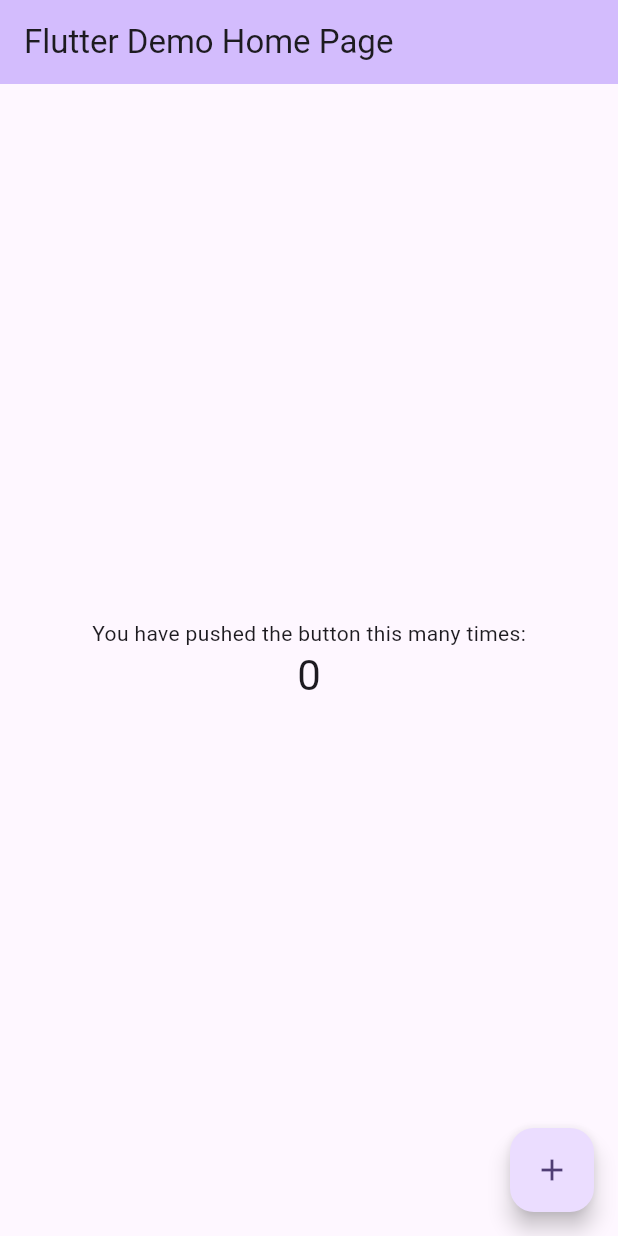
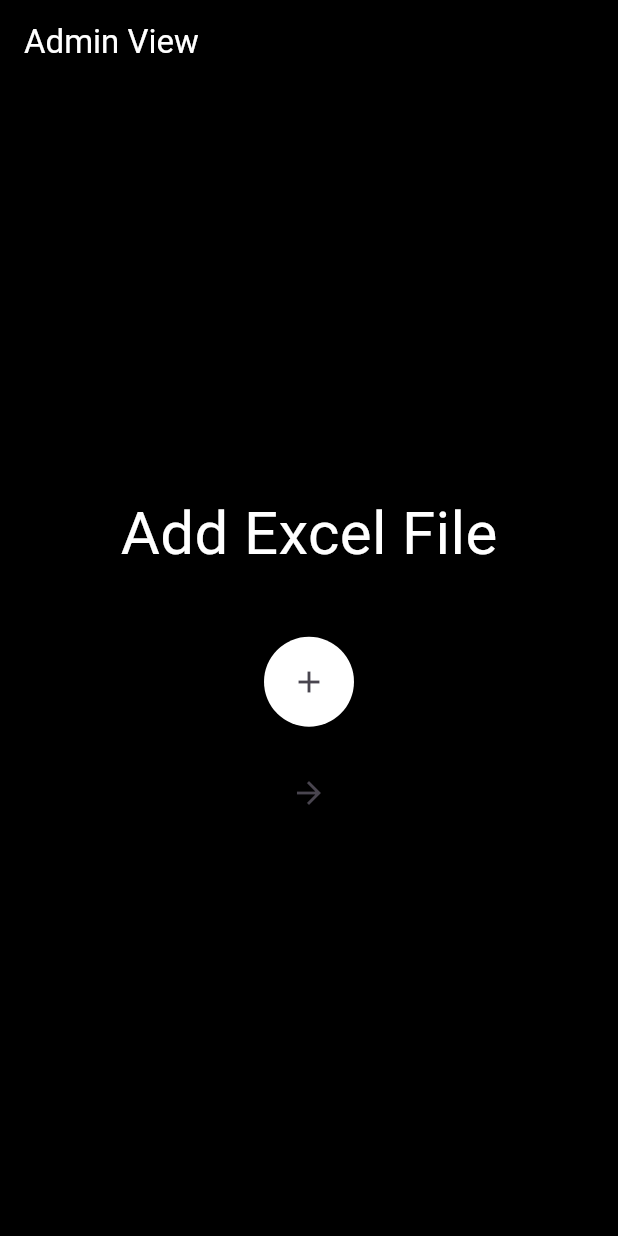
Before and after one commit to GeorgeNasser19/salam_school, a Flutter app: the screen it shows after launch, on a phone screen of 412 x 824 dp. Run offline on Flutter 3.47's test engine with Material 3 defaults, Android fonts, the light colour scheme and no system bars; our stand-ins replace bloc, cloud_firestore, dartz, equatable, file_picker, firebase_core and 2 more; missing offline and left inert: excel; accounts and stored records are empty.

Commit message:
updata some issue

```diff
--- a/lib/feature/result_student/data/model/execl_model.dart
+++ b/lib/feature/result_student/data/model/execl_model.dart
@@ -0,0 +1,41 @@
+import 'package:excel/excel.dart';
+
+class ExeclModel {
+  final String studentId;
+  final String studentName;
+  final int grade; // Add the grade field
+  final Map<String, int> subjects;
+
+  ExeclModel({
+    required this.studentId,
+    required this.studentName,
+    required this.grade, // Include grade in constructor
+    required this.subjects,
+  });
+
+  factory ExeclModel.fromExcelRow(List<Data?> row, List<String> subjectNames) {
+    Map<String, int> subjects = {};
+
+    for (int i = 0; i < subjectNames.length; i++) {
+      subjects[subjectNames[i]] =
+          int.tryParse(row[i + 3]?.value.toString() ?? '0') ??
+              0; // Adjust index for subjects
+    }
+
+    return ExeclModel(
+      studentId: row[0]?.value.toString() ?? '', // ID
+      studentName: row[1]?.value.toString() ?? '', // Name
+      grade: int.tryParse(row[2]?.value.toString() ?? '0') ?? 0, // Grade
+      subjects: subjects,
+    );
+  }
+
+  Map<String, dynamic> toJson() {
+    return {
+      'student_id': studentId,
+      'name': studentName,
+      'grade': grade, // Include grade in JSON
+      'subjects': subjects,
+    };
+  }
+}
--- a/lib/feature/result_student/domain/mangemant_repo.dart
+++ b/lib/feature/result_student/domain/mangemant_repo.dart
@@ -0,0 +1,8 @@
+import 'dart:typed_data';
+
+import 'package:dartz/dartz.dart';
+
+abstract class MangemantRepo {
+  Future<Either<String, dynamic>> setData(Uint8List filepath);
+  Future<Either<String, dynamic>> fetchData(String studentID);
+}
--- /dev/null
+++ b/lib/feature/result_student/presentation/cubits/fetch_data_cubit/cubit/fetch_data_cubit.dart
@@ -0,0 +1,24 @@
+import 'package:bloc/bloc.dart';
+import 'package:equatable/equatable.dart';
+
+import '../../../../data/mangemant_repo_imp.dart';
+import '../../../../data/model/execl_model.dart';
+
+part 'fetch_data_state.dart';
+
+class FetchDataCubit extends Cubit<FetchDataState> {
+  FetchDataCubit(this.mangemantRepoImp) : super(FetchDataStateInitial());
+
+  final MangemantRepoImp mangemantRepoImp;
+
+  Future<void> fetchData(String studentId) async {
+    emit(FetchDataStateLoading());
+
+    final result = await mangemantRepoImp.fetchData(studentId);
+
+    result.fold(
+      (failure) => emit(FetchDataStateFailure(failure)),
+      (student) => emit(FetchDataStateSuccess(student)),
+    );
+  }
+}
--- /dev/null
+++ b/lib/feature/result_student/presentation/cubits/fetch_data_cubit/cubit/fetch_data_state.dart
@@ -0,0 +1,30 @@
+part of 'fetch_data_cubit.dart';
+
+sealed class FetchDataState extends Equatable {
+  const FetchDataState();
+
+  @override
+  List<Object> get props => [];
+}
+
+class FetchDataStateInitial extends FetchDataState {}
+
+class FetchDataStateLoading extends FetchDataState {}
+
+class FetchDataStateSuccess extends FetchDataState {
+  final ExeclModel student;
+
+  const FetchDataStateSuccess(this.student);
+
+  @override
+  List<Object> get props => [student];
+}
+
+class FetchDataStateFailure extends FetchDataState {
+  final String error;
+
+  const FetchDataStateFailure(this.error);
+
+  @override
+  List<Object> get props => [error];
+}
--- a/lib/feature/result_student/presentation/cubits/set_date_cubit/set_data_cubit.dart
+++ b/lib/feature/result_student/presentation/cubits/set_date_cubit/set_data_cubit.dart
@@ -0,0 +1,26 @@
+import 'dart:typed_data';
+
+import 'package:bloc/bloc.dart';
+import 'package:equatable/equatable.dart';
+
+import '../../../data/mangemant_repo_imp.dart';
+import '../../../data/model/execl_model.dart';
+
+part 'set_data_state.dart';
+
+class SetDataCubit extends Cubit<SetDataState> {
+  SetDataCubit(this.mangemantRepoImp) : super(SetDataInitial());
+
+  final MangemantRepoImp mangemantRepoImp;
+
+  Future<void> setData(Uint8List filepath) async {
+    emit(SetDataLoading());
+
+    final result = await mangemantRepoImp.setData(filepath);
+
+    result.fold(
+      (failure) => emit(SetDataFailure(failure)),
+      (student) => emit(SetDataSuccess(student)),
+    );
+  }
+}
--- a/lib/feature/result_student/presentation/cubits/set_date_cubit/set_data_state.dart
+++ b/lib/feature/result_student/presentation/cubits/set_date_cubit/set_data_state.dart
@@ -0,0 +1,30 @@
+part of 'set_data_cubit.dart';
+
+abstract class SetDataState extends Equatable {
+  const SetDataState();
+
+  @override
+  List<Object> get props => [];
+}
+
+class SetDataInitial extends SetDataState {}
+
+class SetDataLoading extends SetDataState {}
+
+class SetDataSuccess extends SetDataState {
+  final List<ExeclModel> students;
+
+  const SetDataSuccess(this.students);
+
+  @override
+  List<Object> get props => [students];
+}
+
+class SetDataFailure extends SetDataState {
+  final String error;
+
+  const SetDataFailure(this.error);
+
+  @override
+  List<Object> get props => [error];
+}
--- a/lib/feature/result_student/presentation/views/admin_view.dart
+++ b/lib/feature/result_student/presentation/views/admin_view.dart
@@ -0,0 +1,123 @@
+import 'dart:typed_data';
+
+import 'package:cloud_firestore/cloud_firestore.dart';
+import 'package:file_picker/file_picker.dart';
+import 'package:flutter/material.dart';
+import 'package:flutter_bloc/flutter_bloc.dart';
+import 'package:salam_school/feature/result_student/presentation/views/serch_view.dart';
+
+import '../../data/mangemant_repo_imp.dart';
+import '../cubits/fetch_data_cubit/cubit/fetch_data_cubit.dart';
+import '../cubits/set_date_cubit/set_data_cubit.dart';
+
+class AdminView extends StatelessWidget {
+  const AdminView({super.key, required this.mangemantRepoImp});
+
+  final MangemantRepoImp mangemantRepoImp;
+
+  @override
+  Widget build(BuildContext context) {
+    return BlocProvider(
+      create: (context) => SetDataCubit(mangemantRepoImp),
+      child: Scaffold(
+        appBar: AppBar(
+          backgroundColor: Colors.black,
+          title: const Text(
+            'Admin View',
+            style: TextStyle(color: Colors.white),
+          ),
+        ),
+        body: Center(
+          child: Column(
+            mainAxisAlignment: MainAxisAlignment.center,
+            children: [
+              const Text(
+                "Add Excel File",
+                style: TextStyle(color: Colors.white, fontSize: 40),
+              ),
+              const SizedBox(
+                height: 40,
+              ),
+              BlocBuilder<SetDataCubit, SetDataState>(
+                builder: (context, state) {
+                  if (state is SetDataLoading) {
+                    return const CircularProgressIndicator();
+                  } else if (state is SetDataFailure) {
+                    return Column(
+                      children: [
+                        const Icon(Icons.close, color: Colors.red, size: 60),
+                        const SizedBox(height: 10),
+                        Text(
+                          'Error: ${state.error}',
+                          style: const TextStyle(color: Colors.red),
+                        ),
+                      ],
+                    );
+                  } else if (state is SetDataSuccess) {
+                    return const Column(
+                      children: [
+                        Icon(Icons.check, color: Colors.green, size: 60),
+                        SizedBox(height: 10),
+                        Text(
+                          'File uploaded successfully!',
+                          style: TextStyle(color: Colors.green, fontSize: 16),
+                        ),
+                      ],
+                    );
+                  }
+                  return Container(
+                    width: 60,
+                    height: 60,
+                    decoration: BoxDecoration(
+                      borderRadius: BorderRadius.circular(30),
+                      color: Colors.white,
+                    ),
+                    child: IconButton(
+                      onPressed: () async {
+                        FilePickerResult? result = await FilePicker.platform
+                            .pickFiles(
+                                type: FileType.custom,
+                                allowedExtensions: ['xlsx', 'xls']);
+
+                        if (result != null) {
+                          Uint8List? fileBytes = result.files.single.bytes;
+
+                          if (fileBytes != null) {
+                            // ignore: use_build_context_synchronously
+                            context.read<SetDataCubit>().setData(fileBytes);
+                          }
+                        } else {
+                          // ignore: use_build_context_synchronously
+                          ScaffoldMessenger.of(context).showSnackBar(
+                            const SnackBar(content: Text('No file selected.')),
+                          );
+                        }
+                      },
+                      icon: const Icon(Icons.add),
+                    ),
+                  );
+                },
+              ),
+              const SizedBox(height: 20),
+              IconButton(
+                onPressed: () {
+                  Navigator.push(
+                    context,
+                    MaterialPageRoute(
+                      builder: (context) => BlocProvider(
+                        create: (context) => FetchDataCubit(
+                            MangemantRepoImp(FirebaseFirestore.instance)),
+                        child: const SearchView(),
+                      ),
+                    ),
+                  );
+                },
+                icon: const Icon(Icons.arrow_forward_sharp),
+              ),
+            ],
+          ),
+        ),
+      ),
+    );
+  }
+}
--- a/lib/main.dart
+++ b/lib/main.dart
@@ -1,125 +1,42 @@
+import 'package:cloud_firestore/cloud_firestore.dart';
+import 'package:firebase_core/firebase_core.dart';
 import 'package:flutter/material.dart';
+import 'package:flutter_screenutil/flutter_screenutil.dart';
+import 'package:salam_school/firebase_options.dart';
 
-void main() {
+import 'feature/result_student/data/mangemant_repo_imp.dart';
+import 'feature/result_student/presentation/views/admin_view.dart';
+
+Future<void> main() async {
+  WidgetsFlutterBinding.ensureInitialized();
+  await ScreenUtil.ensureScreenSize();
+  await Firebase.initializeApp(
+    options: DefaultFirebaseOptions.currentPlatform,
+  );
   runApp(const MyApp());
 }
 
 class MyApp extends StatelessWidget {
   const MyApp({super.key});
 
-  // This widget is the root of your application.
   @override
   Widget build(BuildContext context) {
-    return MaterialApp(
-      title: 'Flutter Demo',
-      theme: ThemeData(
-        // This is the theme of your application.
-        //
-        // TRY THIS: Try running your application with "flutter run". You'll see
-        // the application has a purple toolbar. Then, without quitting the app,
-        // try changing the seedColor in the colorScheme below to Colors.green
-        // and then invoke "hot reload" (save your changes or press the "hot
-        // reload" button in a Flutter-supported IDE, or press "r" if you used
-        // the command line to start the app).
-        //
-        // Notice that the counter didn't reset back to zero; the application
-        // state is not lost during the reload. To reset the state, use hot
-        // restart instead.
-        //
-        // This works for code too, not just values: Most code changes can be
-        // tested with just a hot reload.
-        colorScheme: ColorScheme.fromSeed(seedColor: Colors.deepPurple),
-        useMaterial3: true,
-      ),
-      home: const MyHomePage(title: 'Flutter Demo Home Page'),
+    return ScreenUtilInit(
+      designSize: const Size(360, 690),
+      minTextAdapt: true,
+      splitScreenMode: true,
+      builder: (_, child) {
+        return MaterialApp(
+          title: 'Result Management',
+          theme: ThemeData(scaffoldBackgroundColor: Colors.black),
+          themeMode: ThemeMode.light,
+          routes: const {},
+          home: AdminView(
+            mangemantRepoImp: MangemantRepoImp(FirebaseFirestore.instance),
+          ),
+          debugShowCheckedModeBanner: false,
+        );
+      },
     );
   }
 }
-
-class MyHomePage extends StatefulWidget {
-  const MyHomePage({super.key, required this.title});
-
-  // This widget is the home page of your application. It is stateful, meaning
-  // that it has a State object (defined below) that contains fields that affect
-  // how it looks.
-
-  // This class is the configuration for the state. It holds the values (in this
-  // case the title) provided by the parent (in this case the App widget) and
-  // used by the build method of the State. Fields in a Widget subclass are
-  // always marked "final".
-
-  final String title;
-
-  @override
-  State<MyHomePage> createState() => _MyHomePageState();
-}
-
-class _MyHomePageState extends State<MyHomePage> {
-  int _counter = 0;
-
-  void _incrementCounter() {
-    setState(() {
-      // This call to setState tells the Flutter framework that something has
-      // changed in this State, which causes it to rerun the build method below
-      // so that the display can reflect the updated values. If we changed
-      // _counter without calling setState(), then the build method would not be
-      // called again, and so nothing would appear to happen.
-      _counter++;
-    });
-  }
-
-  @override
-  Widget build(BuildContext context) {
-    // This method is rerun every time setState is called, for instance as done
-    // by the _incrementCounter method above.
-    //
-    // The Flutter framework has been optimized to make rerunning build methods
-    // fast, so that you can just rebuild anything that needs updating rather
-    // than having to individually change instances of widgets.
-    return Scaffold(
-      appBar: AppBar(
-        // TRY THIS: Try changing the color here to a specific color (to
-        // Colors.amber, perhaps?) and trigger a hot reload to see the AppBar
-        // change color while the other colors stay the same.
-        backgroundColor: Theme.of(context).colorScheme.inversePrimary,
-        // Here we take the value from the MyHomePage object that was created by
-        // the App.build method, and use it to set our appbar title.
-        title: Text(widget.title),
-      ),
-      body: Center(
-        // Center is a layout widget. It takes a single child and positions it
-        // in the middle of the parent.
-        child: Column(
-          // Column is also a layout widget. It takes a list of children and
-          // arranges them vertically. By default, it sizes itself to fit its
-          // children horizontally, and tries to be as tall as its parent.
-          //
-          // Column has various properties to control how it sizes itself and
-          // how it positions its children. Here we use mainAxisAlignment to
-          // center the children vertically; the main axis here is the vertical
-          // axis because Columns are vertical (the cross axis would be
-          // horizontal).
-          //
-          // TRY THIS: Invoke "debug painting" (choose the "Toggle Debug Paint"
-          // action in the IDE, or press "p" in the console), to see the
-          // wireframe for each widget.
-          mainAxisAlignment: MainAxisAlignment.center,
-          children: <Widget>[
-            const Text(
-              'You have pushed the button this many times:',
-            ),
-            Text(
-              '$_counter',
-              style: Theme.of(context).textTheme.headlineMedium,
-            ),
-          ],
-        ),
-      ),
-      floatingActionButton: FloatingActionButton(
-        onPressed: _incrementCounter,
-        tooltip: 'Increment',
-        child: const Icon(Icons.add),
-      ), // This trailing comma makes auto-formatting nicer for build methods.
-    );
-  }
-}
```
Also changed, not shown: lib/feature/result_student/data/mangemant_repo_imp.dart (+92 -0 lines), lib/feature/result_student/presentation/views/result_view.dart (+161 -0 lines), lib/feature/result_student/presentation/views/serch_view.dart (+65 -0 lines), firebase.json (added), lib/feature/result_student/presentation/cubits/fetch_data_cubit/fetch_data_cubit.dart (deleted), lib/feature/result_student/presentation/cubits/fetch_data_cubit/fetch_data_state.dart (deleted), lib/firebase_options.dart (added), 5 other files.
